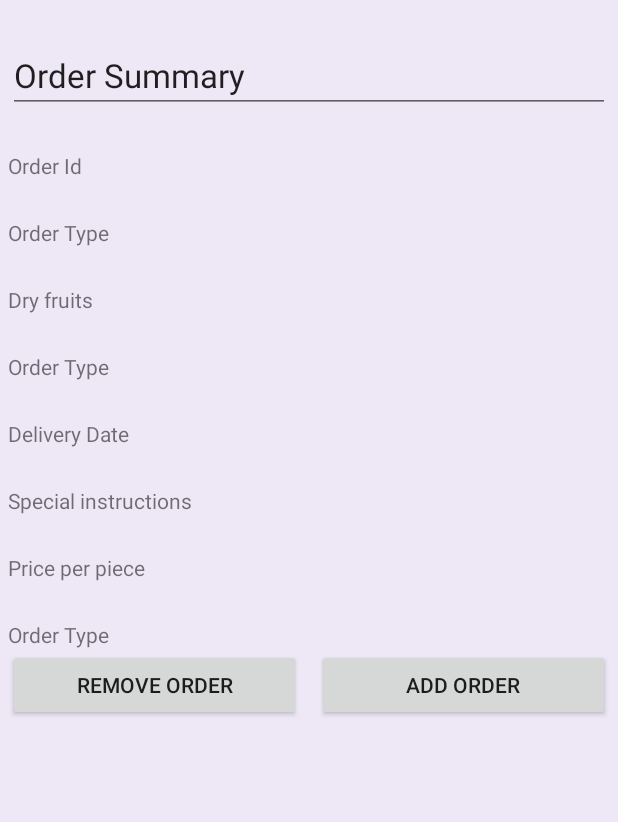
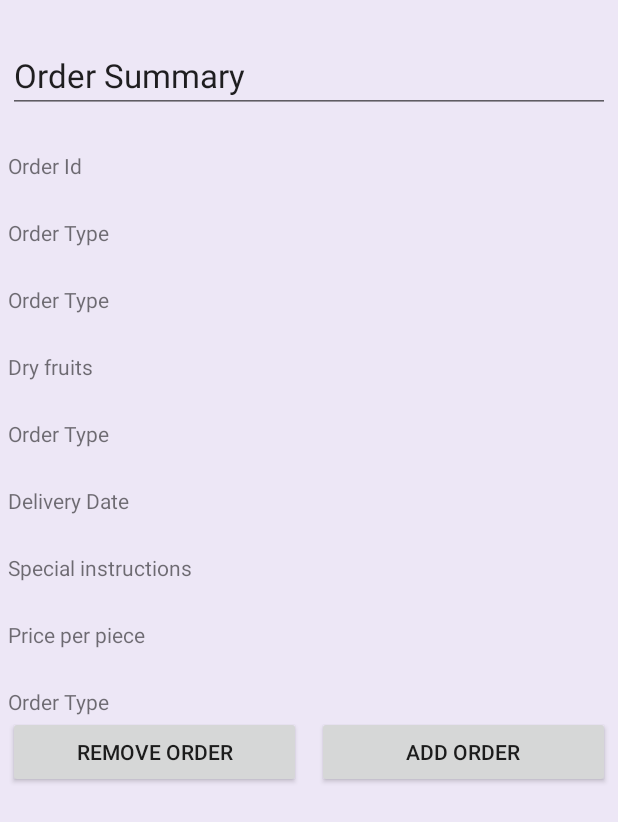
Before and after one commit to BrijeshDutta/MandC, an Android app: the layout fragment_message_post_order_placed.xml on its own in the app's theme, with its tools: preview values and no code run, on a phone screen of 412 x 824 dp. Shown: the top 822 px of the screen. Run offline under Robolectric (Android 15) with nearby library versions, the phone set to English and light mode, and no system bars.

Commit message:
Version 3 1. Added choclate type in order summary 2. changed toast message if not dry fruits are selected

```diff
--- a/app/src/main/java/muffsandchocss/com/fragments/PlaceOrderFragment.java
+++ b/app/src/main/java/muffsandchocss/com/fragments/PlaceOrderFragment.java
@@ -61,6 +61,7 @@ public class PlaceOrderFragment extends Fragment {
     //Choclate type
     MaterialBetterSpinner spinnerChoclatePicker;
     String sUserSlectedChoclateType = "No choclates selected";
+    String userSelectedChoclateType;
 
     //Quantity
     Button buttonQuantity,buttonAddQuantity,buttonRemoveQuantity;
@@ -197,7 +198,7 @@ public class PlaceOrderFragment extends Fragment {
             public void onClick(View v) {
 
                 final String dishType = orderType;
-                String userSelectedChoclateType = sUserSlectedChoclateType;
+                userSelectedChoclateType = sUserSlectedChoclateType;
                 sDryFruits = editTextSelectDryFruits.getText().toString().trim();
                 quantity = Integer.parseInt(buttonQuantity.getText().toString().trim());
                 deliveryDate = userSelectedDeliveryDate;
@@ -212,7 +213,7 @@ public class PlaceOrderFragment extends Fragment {
                     Toast.makeText(getActivity(),"Please select choclate type " + userSelectedChoclateType,Toast.LENGTH_LONG).show();
                 }
                 else if (sDryFruits.isEmpty()){
-                    Toast.makeText(getActivity(),"Dry fruits details is empty : " + sDryFruits,Toast.LENGTH_LONG).show();
+                    Toast.makeText(getActivity(),"Please select dry fruits : " + sDryFruits,Toast.LENGTH_LONG).show();
                     editTextSelectDryFruits.setError("Select dry fruits");
                     focusView = editTextSelectDryFruits;
 
@@ -264,6 +265,7 @@ public class PlaceOrderFragment extends Fragment {
                                         Bundle bundleArguments = new Bundle();
                                         bundleArguments.putString("dishType",dishType);
                                         bundleArguments.putString("orderId",orderId);
+                                        bundleArguments.putString("choclateType",userSelectedChoclateType);
                                         bundleArguments.putString("dryFruits",sDryFruits);
                                         bundleArguments.putString("orderQuantity",Integer.toString(quantity));
                                         bundleArguments.putString("deliveryDate",deliveryDate);
--- a/app/src/main/res/layout/fragment_message_post_order_placed.xml
+++ b/app/src/main/res/layout/fragment_message_post_order_placed.xml
@@ -59,6 +59,30 @@
 
                 <TextView
                     android:id="@+id/textViewOrderType"
+                    android:text="Order Type"
+                    android:layout_width="match_parent"
+                    android:layout_height="wrap_content"
+                    android:layout_marginTop="25dp"
+                    android:maxLines="1"
+                    android:singleLine="true"
+                    android:layout_below="@+id/dish"
+                    android:layout_alignParentRight="true"
+                    android:layout_alignParentEnd="true"
+                    android:layout_marginLeft="5dp"
+                    android:layout_marginRight="5dp"
+                    android:focusable="false"
+                    android:focusableInTouchMode="false"
+
+                    />
+
+            </android.support.design.widget.TextInputLayout>
+
+            <android.support.design.widget.TextInputLayout
+                android:layout_width="match_parent"
+                android:layout_height="wrap_content">
+
+                <TextView
+                    android:id="@+id/textViewChoclateType"
                     android:text="Order Type"
                     android:layout_width="match_parent"
                     android:layout_height="wrap_content"
```
Also changed, not shown: app/src/main/java/muffsandchocss/com/fragments/MessagePostOrderPlacedFragment.java (+5 -2 lines).
